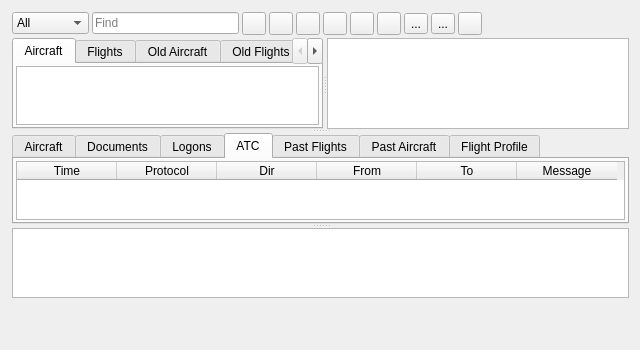
Above: plugins/feature/aircraft/aircraftgui.ui from f4exb/sdrangel before the change; both pictures show x 0 to 640 and y 0 to 350 of the 640 by 600 pixel window. Below: the same form after it.
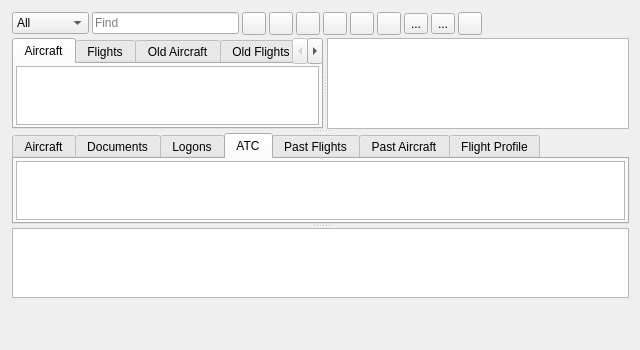
That is the form after the change. The open tabs and pages were chosen to show the change. Icons and pictures are not drawn. Custom widgets are drawn as their Qt base class.

What changed in the file:
```diff
--- a/plugins/feature/aircraft/aircraftgui.ui
+++ b/plugins/feature/aircraft/aircraftgui.ui
@@ -959,7 +959,7 @@
           <number>2</number>
          </property>
          <item>
-          <widget class="QTableWidget" name="atcMessages">
+          <widget class="QTableView" name="atcMessages">
            <property name="sizePolicy">
             <sizepolicy hsizetype="Expanding" vsizetype="Expanding">
              <horstretch>0</horstretch>
@@ -978,54 +978,6 @@
            <property name="selectionBehavior">
             <enum>QAbstractItemView::SelectionBehavior::SelectRows</enum>
            </property>
-           <column>
-            <property name="text">
-             <string>Time</string>
-            </property>
-            <property name="toolTip">
-             <string>Time the message was received</string>
-            </property>
-           </column>
-           <column>
-            <property name="text">
-             <string>Protocol</string>
-            </property>
-            <property name="toolTip">
-             <string>Message protocol, e.g. CPDLC</string>
-            </property>
-           </column>
-           <column>
-            <property name="text">
-             <string>Dir</string>
-            </property>
-            <property name="toolTip">
-             <string>Message direction: up arrow for uplink (ATC to aircraft), down arrow for downlink</string>
-            </property>
-           </column>
-           <column>
-            <property name="text">
-             <string>From</string>
-            </property>
-            <property name="toolTip">
-             <string>Message source, when known</string>
-            </property>
-           </column>
-           <column>
-            <property name="text">
-             <string>To</string>
-            </property>
-            <property name="toolTip">
-             <string>Message recipient, when known</string>
-            </property>
-           </column>
-           <column>
-            <property name="text">
-             <string>Message</string>
-            </property>
-            <property name="toolTip">
-             <string>The ATC message text</string>
-            </property>
-           </column>
           </widget>
          </item>
         </layout>
```
Left out of the diff: 84 changed lines with no effect on the pictures.
